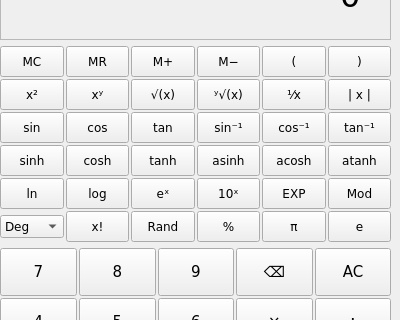
bhs24651/numeric-engine, file mainwindow.ui: the form before one commit; both pictures show x 0 to 400 and y 116 to 436 of the 400 by 600 pixel window.
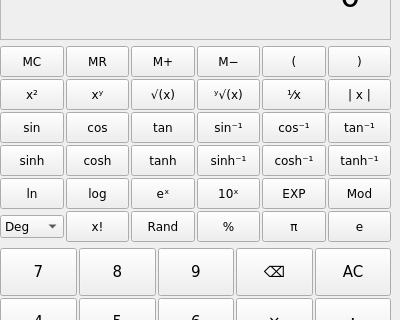
The form after the commit.

Commit message: Fixed typos regarding representation of Inverse Hyperbolic Trigonometric functions

The edit to the form file:
```diff
--- a/mainwindow.ui
+++ b/mainwindow.ui
@@ -555,7 +555,7 @@
           </font>
          </property>
          <property name="text">
-          <string>asinh</string>
+          <string>sinh⁻¹</string>
          </property>
         </widget>
        </item>
@@ -574,7 +574,7 @@
           </font>
          </property>
          <property name="text">
-          <string>acosh</string>
+          <string>cosh⁻¹</string>
          </property>
         </widget>
        </item>
@@ -593,7 +593,7 @@
           </font>
          </property>
          <property name="text">
-          <string>atanh</string>
+          <string>tanh⁻¹</string>
          </property>
         </widget>
        </item>
```
